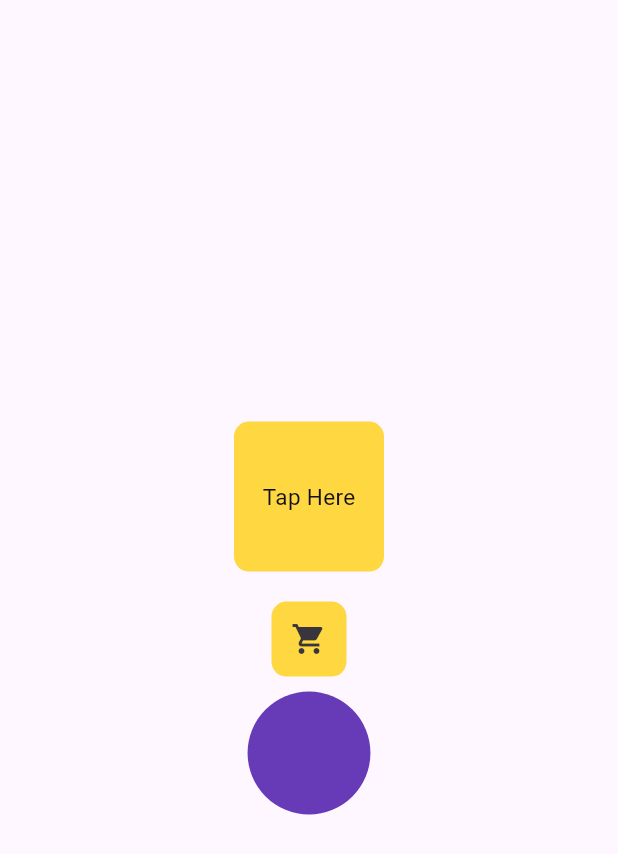
After one commit to siddharth7247/flutter-demo, a Flutter app: the ImplicitAnimationDemo screen opened by its route, on a phone screen of 412 x 824 dp. The commit adds this screen. Shown: the top 854 px of the screen. Run offline on Flutter 3.47's test engine with Material 3 defaults, Android fonts, the phone set to English and light mode, and no system bars; our stand-ins replace dio, hive, hive_flutter, image_picker, intl_phone_field, rxdart and 2 more; accounts and stored records are empty; network calls fail.

Commit message:
animation cerated

```diff
--- /dev/null
+++ b/lib/animation/implicit_animation_demo.dart
@@ -0,0 +1,82 @@
+import 'package:flutter/material.dart';
+
+class ImplicitAnimationDemo extends StatefulWidget {
+  const ImplicitAnimationDemo({super.key});
+
+  @override
+  State<ImplicitAnimationDemo> createState() => _ExplicitAnimationDemoState();
+}
+
+class _ExplicitAnimationDemoState extends State<ImplicitAnimationDemo> {
+  bool isExpanded = false;
+  bool isAdded = false;
+  @override
+  Widget build(BuildContext context) {
+    return Scaffold(
+      body: Center(
+        child: Column(
+          mainAxisAlignment: MainAxisAlignment.center,
+          children: [
+            GestureDetector(
+              onTap: () => setState(() {
+                isExpanded = !isExpanded;
+              }),
+              child: AnimatedContainer(
+                height: isExpanded ? 200 : 100,
+                width: isExpanded ? 200 : 100,
+                decoration: BoxDecoration(
+                  color: isExpanded ? Colors.deepPurple : Colors.amberAccent,
+                  borderRadius: const BorderRadius.all(
+                    Radius.circular(10),
+                  ),
+                ),
+                duration: const Duration(seconds: 3),
+                curve: Curves.bounceOut,
+                child: const Center(child: Text("Tap Here")),
+              ),
+            ),
+            const SizedBox(
+              height: 20,
+            ),
+            AnimatedContainer(
+              height: 50,
+              width: isAdded ? 100 : 50,
+              decoration: BoxDecoration(
+                color: isAdded ? Colors.green : Colors.amberAccent,
+                borderRadius: const BorderRadius.all(
+                  Radius.circular(10),
+                ),
+              ),
+              duration: const Duration(milliseconds: 500),
+              child: IconButton(
+                  onPressed: () => setState(() {
+                        isAdded = !isAdded;
+                      }),
+                  icon: isAdded
+                      ? const Icon(Icons.check)
+                      : const Icon(Icons.shopping_cart)),
+            ),
+            const SizedBox(
+              height: 10,
+            ),
+            TweenAnimationBuilder(
+              duration: const Duration(milliseconds: 10000),
+              tween: Tween<double>(begin: 0, end: 300),
+              curve: Curves.bounceOut,
+              builder: (context, size, widget) {
+                return Container(
+                  width: size,
+                  height: size,
+                  decoration: const BoxDecoration(
+                    shape: BoxShape.circle,
+                    color: Colors.deepPurple,
+                  ),
+                );
+              },
+            ),
+          ],
+        ),
+      ),
+    );
+  }
+}
--- a/lib/api/api_demo.dart
+++ b/lib/api/api_demo.dart
@@ -1,6 +1,7 @@
 import 'dart:convert';
 
 import 'package:flutter/material.dart';
+import 'package:flutter_demo/api/details_screen.dart';
 import 'package:http/http.dart' as http;
 
 class ApiDemoScreen extends StatefulWidget {
@@ -23,7 +24,10 @@ class _APiDemoScreenState extends State<ApiDemoScreen> {
         itemBuilder: (context, index) {
           return Card(
             child: ListTile(
-              leading: CircleAvatar(backgroundImage: NetworkImage(users[index]['picture']['medium']),),
+              //leading: CircleAvatar(backgroundImage: NetworkImage(users[index]['picture']['medium']),),
+              leading: GestureDetector(onTap: (){
+                Navigator.push(context, MaterialPageRoute(builder:(context) => DetailsScreen(imgUrl: users[index]['picture']['medium']),));
+              }, child: Hero(tag: users[index]['picture']['medium'], child: CircleAvatar(backgroundImage: NetworkImage(users[index]['picture']['medium']),))),
               title: Text(users[index]['name']['first']),
               subtitle: Text(users[index]['email']),
               trailing: (users[index]['gender'] == 'male') ? const Icon(Icons.male) : const Icon(Icons.female),
--- a/lib/home_screen.dart
+++ b/lib/home_screen.dart
@@ -77,6 +77,9 @@ class _HomescreenState extends State<Homescreen> {
               ElevatedButton(onPressed: (){
                 Navigator.pushNamed(context, '/httpdioDemoScreen');
               }, child: const Text('http-dio Demo')),
+              ElevatedButton(onPressed: (){
+                Navigator.pushNamed(context, '/animation');
+              }, child: const Text('Animation demo')),
             ],
           ),
         ),
--- a/lib/main.dart
+++ b/lib/main.dart
@@ -1,4 +1,5 @@
 import 'package:flutter/material.dart';
+import 'package:flutter_demo/animation/implicit_animation_demo.dart';
 import 'package:flutter_demo/api/api_demo.dart';
 import 'package:flutter_demo/dio-http/image_upload_demo.dart';
 import 'package:flutter_demo/hive/hive_demo_screen.dart';
@@ -118,6 +119,7 @@ class _MyAppState extends State<MyApp> {
               '/addEmployeeScreen' : (context) => const AddEmployeeScreen(),
               '/hiveDemoScreen' : (context) => const HiveDemoScreen(),
               '/httpdioDemoScreen' : (context) => const ImageUploadDemo(),
+              '/animation':(context) =>const ImplicitAnimationDemo(),
           },
         );
       }
```
Also changed, not shown: lib/animation/explicit_animation_demo.dart (deleted, +0 -17 lines), lib/animation/explicit_animation_screen.dart (added, +15 -0 lines), lib/api/details_screen.dart (added, +24 -0 lines), lib/dio-http/image_upload_demo.dart (+26 -8 lines).
